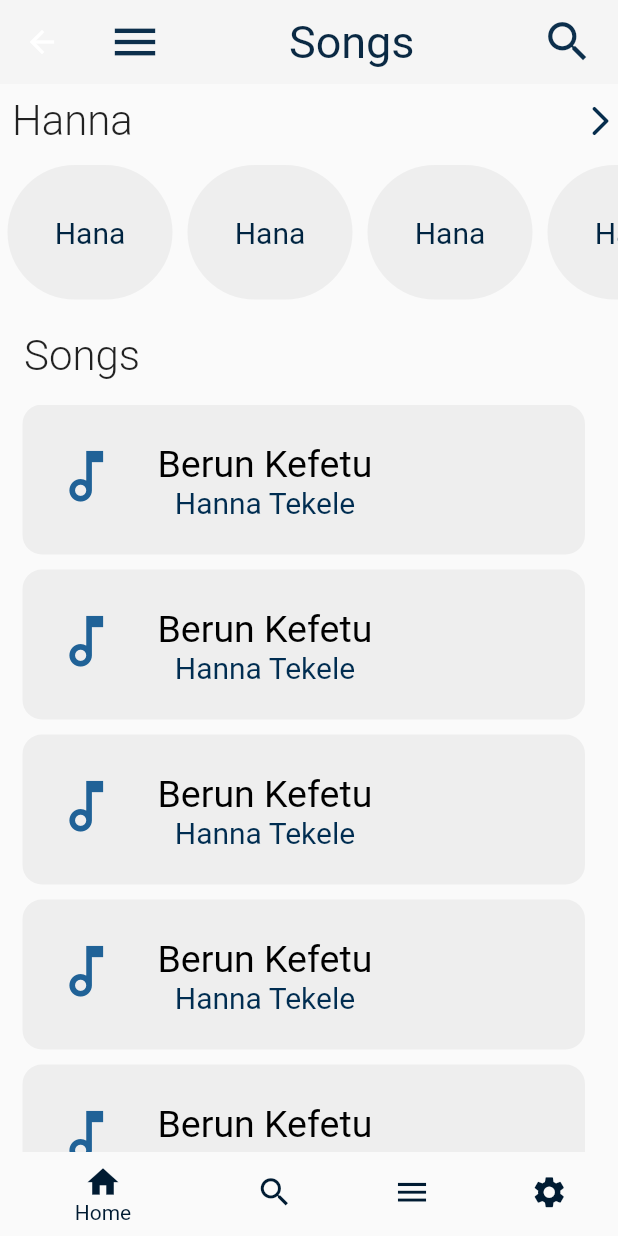
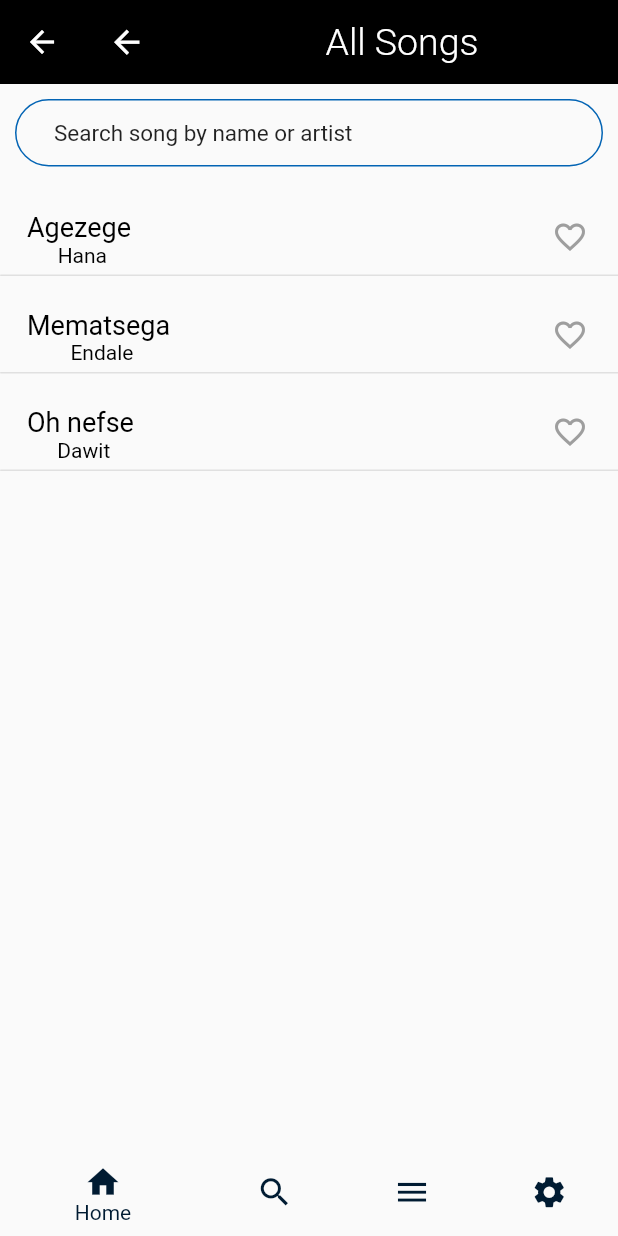
Before and after one commit to tsegayz/flutter_practice, a Flutter app: the Songs screen opened directly, on a phone screen of 412 x 824 dp. Run offline on Flutter 3.47's test engine with Material 2 defaults, Android fonts, the phone set to English and light mode, and no system bars.

Commit message:
songs page update

```diff
--- a/practice/lib/main.dart
+++ b/practice/lib/main.dart
@@ -9,7 +9,6 @@ import 'package:practice/songs.dart';
 
 void main() {
   runApp(MaterialApp(
-    debugShowCheckedModeBanner: false,
     home: Enzemer(),
   ));
 }
@@ -17,8 +16,12 @@ void main() {
 class Enzemer extends StatelessWidget {
   @override
   Widget build(BuildContext context) {
-    return MaterialApp(title: "Navigation", initialRoute: "/", routes: {
-      '/': (context) => Lyrics(),
-    });
+    return MaterialApp(
+        debugShowCheckedModeBanner: false,
+        title: "Navigation",
+        initialRoute: "/",
+        routes: {
+          '/': (context) => Songs(),
+        });
   }
 }
--- a/practice/lib/songs.dart
+++ b/practice/lib/songs.dart
@@ -1,17 +1,31 @@
-// ignore_for_file: use_key_in_widget_constructors, prefer_const_constructors, unnecessary_string_interpolations, avoid_unnecessary_containers, sized_box_for_whitespace
+// ignore_for_file: use_key_in_widget_constructors, prefer_const_constructors, unnecessary_string_interpolations, avoid_unnecessary_containers, sized_box_for_whitespace, non_constant_identifier_names
 
 import 'package:flutter/material.dart';
+import 'songsModel.dart';
 
 class Songs extends StatefulWidget {
-
   @override
   State<Songs> createState() => _SongsState();
 }
 
 class _SongsState extends State<Songs> {
   int index = 0;
-  final List<String> entries = <String> ["Yezelalem fetari", "Habte Semay", "Kahin", "Ruchaw", "Yetadelen"];
-  final List<int> colorcode = <int> [400, 300, 200, 700, 500, ];
+  int _index = 0;
+
+  static List<SongsModel> items = [
+    SongsModel(
+      "Hana",
+      "Agezege ",
+    ),
+    SongsModel(
+      "Endale",
+      "Mematsega ",
+    ),
+    SongsModel(
+      "Dawit",
+      "Oh nefse ",
+    ),
+  ];
 
   int _selectedIndex = 0;
   void _onItemTapped(int index) {
@@ -19,169 +33,154 @@ class _SongsState extends State<Songs> {
       _selectedIndex = index;
     });
   }
+
+  get_icons(int index) {
+    return index % 2 == 0 ? Icons.favorite_border : Icons.favorite;
+  }
+
   @override
   Widget build(BuildContext context) {
     return Scaffold(
-      appBar: AppBar( backgroundColor: Colors.grey[100],
+      appBar: AppBar(
+        backgroundColor: Colors.black,
         elevation: 0.0,
-        title: Row( mainAxisAlignment: MainAxisAlignment.spaceBetween,
+        title: Row(
           // ignore: prefer_const_literals_to_create_immutables
           children: [
-            Icon( Icons.menu, size: 36, color: Color.fromARGB(255, 12, 47, 76),),
+            Icon(
+              Icons.arrow_back,
+              size: 25,
+              color: Colors.white,
+            ),
+            SizedBox(
+              width: 120,
+            ),
             Text(
-              "Songs",
+              "All Songs",
               style: TextStyle(
-                fontSize: 30,
-                fontWeight: FontWeight.w400,
-                color: Color.fromARGB(255, 10, 41, 67)
+                  fontSize: 25,
+                  fontWeight: FontWeight.w300,
+                  color: Colors.white),
             ),
-            ),
-            Icon( Icons.search, size: 35, color: Color.fromARGB(255, 12, 47, 76),),
           ],
         ),
       ),
-      body: Column( crossAxisAlignment: CrossAxisAlignment.start,
-        // ignore: prefer_const_literals_to_create_immutables
-        children: [
-          Row( mainAxisAlignment: MainAxisAlignment.spaceBetween,
+      body: Column(
+        crossAxisAlignment: CrossAxisAlignment.start,
         // ignore: prefer_const_literals_to_create_immutables
         children: [
           Padding(
-                padding: const EdgeInsets.all(8.0),
+            padding: const EdgeInsets.all(10.0),
+            child: Container(
+              width: 400,
+              height: 45,
+              decoration: BoxDecoration(
+                  borderRadius: BorderRadius.circular(60.0),
+                  border: Border.all(
+                    color: Color.fromARGB(255, 3, 100, 180),
+                  )),
+              child: Padding(
+                padding: const EdgeInsets.only(left: 25, top: 13),
                 child: Text(
-                  "Hanna",
-                  style: TextStyle(
-                    fontSize: 28,
-                    color: Colors.black87,
-                    fontWeight: FontWeight.w300
-                  ),
-                ),
-              ),
-              Icon(Icons.arrow_forward_ios_rounded, color: Color.fromARGB(255, 6, 45, 77), )
-            ],
-          ),
-          Expanded( flex: 1,
-            child: ListView.builder(
-              itemCount: 10,
-              scrollDirection: Axis.horizontal,
-              itemBuilder: (BuildContext context, int index) {
-                return Padding(
-                  padding: const EdgeInsets.all(5.0),
-                  child: Container(
-                    width: 110,
-                    decoration: BoxDecoration(
-                      borderRadius: BorderRadius.circular(50),
-                      color: Colors.grey[200]
-                    ),
-                    child: Center(
-                      child: Text(
-                        "Hana",
-                        style: TextStyle(
-                          fontSize: 20,
-                          color: Color.fromARGB(255, 0, 36, 65)
+                  "Search song by name or artist",
+                  style: TextStyle(fontSize: 15),
                 ),
               ),
             ),
           ),
-                );
-            }),
-          ),
-          Padding(
-            padding: const EdgeInsets.all(8.0),
-            child: Padding(
-              padding: const EdgeInsets.all(8.0),
-              child: Text(
-                "Songs",
-                style: TextStyle(
-                  fontSize: 28,
-                  color: Colors.black87,
-                  fontWeight: FontWeight.w300
-                ),
-              ),
-            ),
-          ),
-          Expanded( flex: 5,
-            child: Container( width: 400, height: 430,
+          Expanded(
+            flex: 5,
             child: ListView.builder(
-              itemCount: 20,
+                itemCount: items.length,
                 scrollDirection: Axis.vertical,
-              itemBuilder: (BuildContext context, int index) {
-                return Padding(
-                  padding: const EdgeInsets.fromLTRB(15.0, 0.0, 10.0, 10.0),
-                  child:
-                  Stack(
+                itemBuilder: (context, index) {
+                  return Stack(
                     children: [
                       Container(
                         width: 400,
-                        height: 100,
+                        height: 65,
                         decoration: BoxDecoration(
-                          color: Colors.grey[200],
-                          borderRadius: BorderRadius.circular(13.0)
+                            // color: Colors.grey[200],
+                            borderRadius: BorderRadius.circular(13.0)),
                       ),
-                      ),
-                      Positioned( top: 5, left: 10,
+                      Positioned(
+                        top: 62,
                         child: Container(
-                            width: 80,
-                            height: 80,
+                          width: 4000,
+                          height: 1,
                           decoration: BoxDecoration(
+                            color: Colors.grey[300],
                             borderRadius: BorderRadius.circular(15.0),
                           ),
                         ),
                       ),
-                      Positioned( top: 25, left: 90,
-                        child: Column( mainAxisAlignment: MainAxisAlignment.center,
+                      Positioned(
+                          top: 20,
+                          left: 18,
+                          child: Column(
                             // ignore: prefer_const_literals_to_create_immutables
                             children: [
                               Text(
-                              "Berun Kefetu",
+                                items[index].song,
                                 style: TextStyle(
-                                fontSize: 25,
-                                color: Colors.black
+                                    fontSize: 18, color: Colors.black),
                               ),
-                            ),
-                            Text(
-                              "Hanna Tekele",
+                              Text(items[index].artist,
                                   style: TextStyle(
-                                fontSize: 20,
-                                color: Color.fromARGB(255, 0, 45, 81)
-                              ),
-                            ),
+                                      fontSize: 14, color: Colors.black))
                             ],
-                        )
-                      ),
-                      Positioned( top: 25, left: 20,
-                        child: Icon(
-                          Icons.audiotrack_outlined,
-                          color: Color.fromARGB(255, 32, 98, 151),
-                          size: 45,
-                        ),
-                      ),
+                          )),
+                      Positioned(
+                          top: 25,
+                          right: 20,
+                          child: InkWell(
+                              onTap: () {
+                                setState(() {
+                                  _index++;
+                                });
+                              },
+                              child:
+                                  Icon(get_icons(_index), color: Colors.grey))),
                     ],
-                  )
                   );
-              }
-            ),
-          ),
+                }),
           ),
         ],
       ),
-      bottomNavigationBar: BottomNavigationBar( elevation: 0.0,
+      bottomNavigationBar: BottomNavigationBar(
+        elevation: 0.0,
         // ignore: prefer_const_literals_to_create_immutables
         items: <BottomNavigationBarItem>[
           BottomNavigationBarItem(
-            icon: Icon(Icons.home, size: 25,color: Color.fromARGB(255, 0, 27, 50),),
+            icon: Icon(
+              Icons.home,
+              size: 25,
+              color: Color.fromARGB(255, 0, 27, 50),
+            ),
             label: 'Home',
           ),
           BottomNavigationBarItem(
-            icon: Icon(Icons.search, size: 25, color: Color.fromARGB(255, 0, 27, 50),),
+            icon: Icon(
+              Icons.search,
+              size: 25,
+              color: Color.fromARGB(255, 0, 27, 50),
+            ),
             label: 'Search',
           ),
           BottomNavigationBarItem(
-            icon: Icon(Icons.menu, size: 25,color: Color.fromARGB(255, 0, 27, 50),),
+            icon: Icon(
+              Icons.menu,
+              size: 25,
+              color: Color.fromARGB(255, 0, 27, 50),
+            ),
             label: 'Menu',
           ),
           BottomNavigationBarItem(
-            icon: Icon(Icons.settings, size: 25,color: Color.fromARGB(255, 0, 27, 50),),
+            icon: Icon(
+              Icons.settings,
+              size: 25,
+              color: Color.fromARGB(255, 0, 27, 50),
+            ),
             label: 'Settings',
             // backgroundColor: Colors.pink,
           ),
--- /dev/null
+++ b/practice/lib/songsModel.dart
@@ -0,0 +1,8 @@
+import 'package:practice/songs.dart';
+
+class SongsModel {
+  String artist;
+  String song;
+
+  SongsModel(this.artist, this.song);
+}
```
Also changed, not shown: practice/lib/home.dart (+0 -51 lines). Lines whose indentation alone changed are shown as unchanged.
